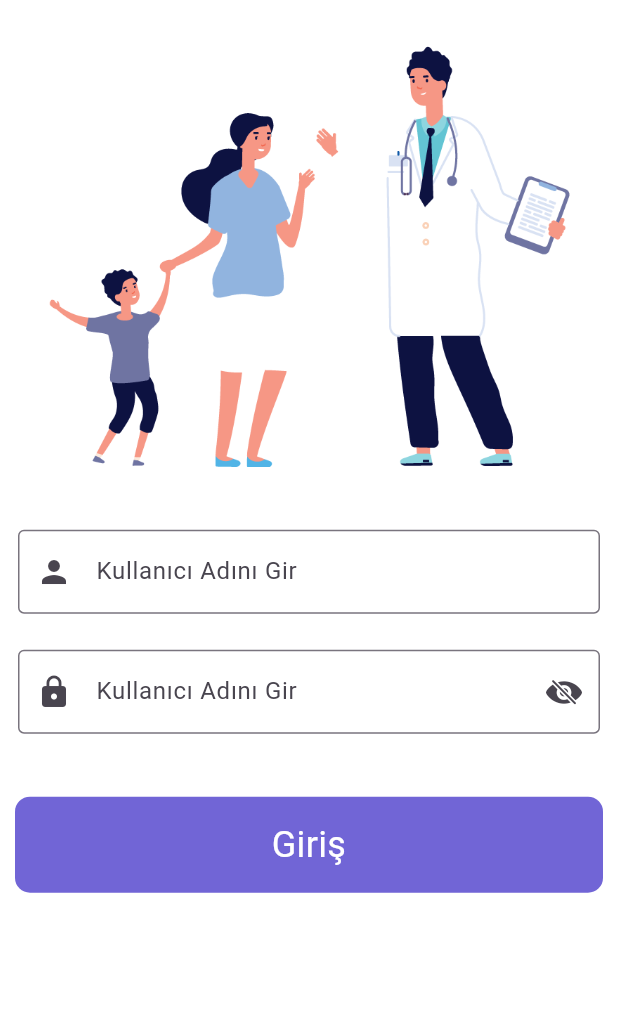
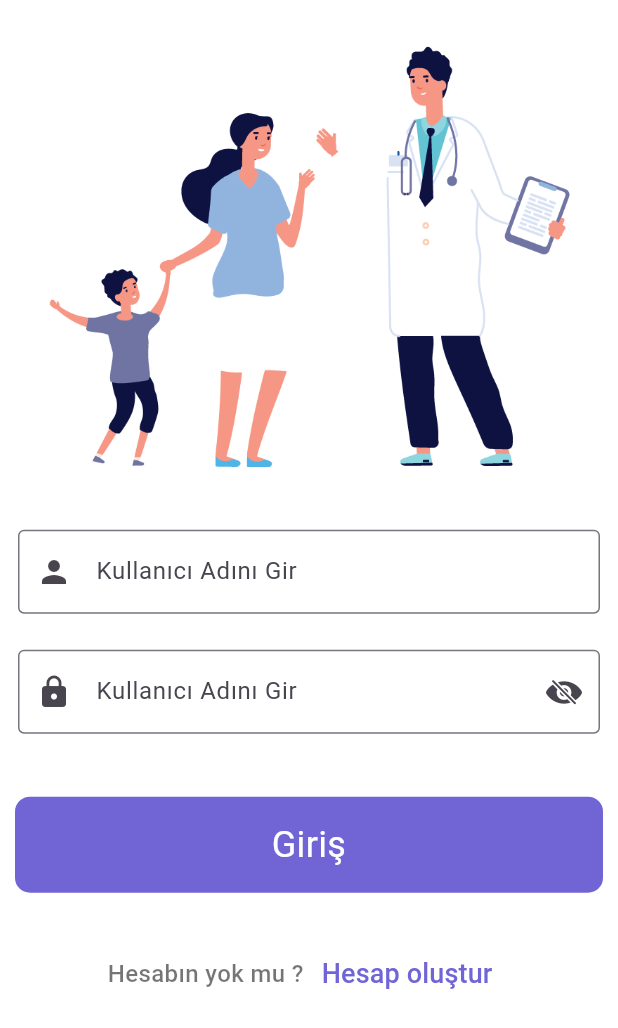
Before and after one commit to mmkocak/saglikapp, a Flutter app: the screen it shows after launch, after a tap on "Giriş", on a phone screen of 412 x 824 dp. Shown: the top 1028 px of the screen. Run offline on Flutter 3.47's test engine with Material 3 defaults, Android fonts, the phone set to English and light mode, and no system bars.

Commit message:
kod düzeltmeleri yapıp mixin ekledim

```diff
--- a/lib/view/login/login_view.dart
+++ b/lib/view/login/login_view.dart
@@ -1,8 +1,10 @@
 import 'package:flutter/cupertino.dart';
 import 'package:flutter/material.dart';
+import 'package:saglikapp/view/mixin/renkler.dart';
+import 'package:saglikapp/view/signup/signuup_view.dart';
 import 'package:saglikapp/view/widget/button.dart';
 
-class LoginScreen extends StatefulWidget {
+class LoginScreen extends StatefulWidget with Renkler {
   const LoginScreen({Key? key}) : super(key: key);
 
   @override
@@ -43,7 +45,7 @@ class _LoginScreenState extends State<LoginScreen> {
               child: TextField(
                 obscureText: passToggle ? true : false,
                 decoration: InputDecoration(
-                  border: OutlineInputBorder(),
+                  border: const OutlineInputBorder(),
                   label: const Text("Kullanıcı Adını Gir"),
                   prefixIcon: const Icon(Icons.lock),
                   suffixIcon: InkWell(
@@ -56,8 +58,8 @@ class _LoginScreenState extends State<LoginScreen> {
                       setState(() {});
                     },
                     child: passToggle
-                        ? Icon(CupertinoIcons.eye_slash_fill)
-                        : Icon(CupertinoIcons.eye_fill),
+                        ? const Icon(CupertinoIcons.eye_slash_fill)
+                        : const Icon(CupertinoIcons.eye_fill),
                   ),
                 ),
               ),
@@ -75,6 +77,33 @@ class _LoginScreenState extends State<LoginScreen> {
                     konum: TextAlign.center,
                     boyut: 24,
                   )),
+            ),
+            const SizedBox(
+              height: 20,
+            ),
+            Row(
+              mainAxisAlignment: MainAxisAlignment.center,
+              children: [
+                const Text(
+                  "Hesabın yok mu ?",
+                  style: TextStyle(
+                    fontSize: 16,
+                    fontWeight: FontWeight.w500,
+                    color: Renkler.black54,
+                  ),
+                ),
+                TextButton(
+                    onPressed: () {
+                      Navigator.push(
+                          context,
+                          MaterialPageRoute(
+                              builder: (context) => SignupScreen()));
+                    },
+                    child: const Text(
+                      "Hesap oluştur",
+                      style: TextStyle(fontSize: 18, color: Renkler.mor1),
+                    ))
+              ],
             )
           ],
         )),
--- /dev/null
+++ b/lib/view/mixin/renkler.dart
@@ -0,0 +1,7 @@
+import 'package:flutter/material.dart';
+
+mixin Renkler {
+  static const Color black54 = Colors.black54;
+  static const Color mor1 = Color(0xFF7165D6);
+  static const Color beyaz = Colors.white;
+}
--- /dev/null
+++ b/lib/view/signup/signuup_view.dart
@@ -0,0 +1,15 @@
+import 'package:flutter/material.dart';
+
+class SignupScreen extends StatefulWidget {
+  const SignupScreen({Key? key}) : super(key: key);
+
+  @override
+  _SignupScreenState createState() => _SignupScreenState();
+}
+
+class _SignupScreenState extends State<SignupScreen> {
+  @override
+  Widget build(BuildContext context) {
+    return Container();
+  }
+}
--- a/lib/view/welcome/welcome_wiew.dart
+++ b/lib/view/welcome/welcome_wiew.dart
@@ -1,5 +1,6 @@
 import 'package:flutter/material.dart';
 import 'package:saglikapp/view/login/login_view.dart';
+import 'package:saglikapp/view/signup/signuup_view.dart';
 import 'package:saglikapp/view/widget/button.dart';
 
 class WelcomeScreen extends StatelessWidget {
@@ -29,7 +30,7 @@ class WelcomeScreen extends StatelessWidget {
             ),
             const SizedBox(height: 50),
             Padding(
-              padding: EdgeInsets.all(20),
+              padding: const EdgeInsets.all(20),
               child: Image.asset("assets/images/doctors.png"),
             ),
             const SizedBox(height: 50),
@@ -56,13 +57,13 @@ class WelcomeScreen extends StatelessWidget {
               children: [
                 Button(
                   text: "Giriş",
-                  nereye: const LoginScreen(),
+                  nereye: LoginScreen(),
                   konum: TextAlign.center,
                   boyut: 22,
                 ),
                 Button(
                   text: "Kayıt Ol",
-                  nereye: const LoginScreen(),
+                  nereye: SignupScreen(),
                   konum: TextAlign.center,
                   boyut: 22,
                 ),
--- a/lib/view/widget/button.dart
+++ b/lib/view/widget/button.dart
@@ -1,6 +1,7 @@
 import 'package:flutter/material.dart';
+import 'package:saglikapp/view/mixin/renkler.dart';
 
-class Button extends StatelessWidget {
+class Button extends StatelessWidget with Renkler {
   final String text;
   final Widget nereye;
   final TextAlign konum;
@@ -16,7 +17,7 @@ class Button extends StatelessWidget {
   @override
   Widget build(BuildContext context) {
     return Material(
-      color: const Color(0xFF7165D6),
+      color: Renkler.mor1,
       borderRadius: BorderRadius.circular(10),
       child: InkWell(
         onTap: () {
@@ -27,7 +28,7 @@ class Button extends StatelessWidget {
           padding: const EdgeInsets.symmetric(vertical: 15, horizontal: 40),
           child: Text(
             text,
-            style: TextStyle(color: Colors.white, fontSize: boyut),
+            style: TextStyle(color: Renkler.beyaz, fontSize: boyut),
             textAlign: konum,
           ),
         ),
```
